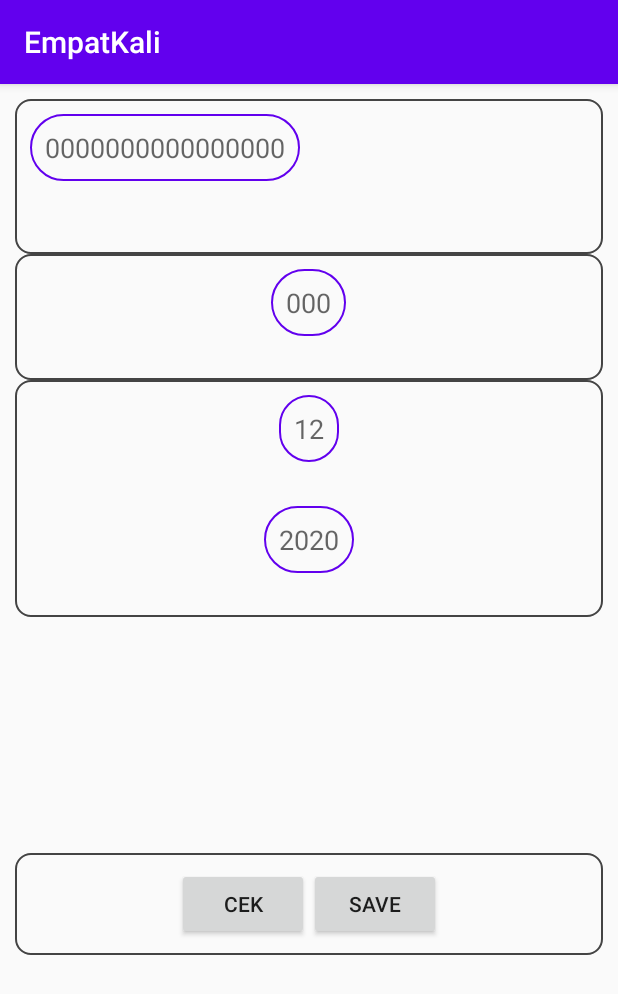
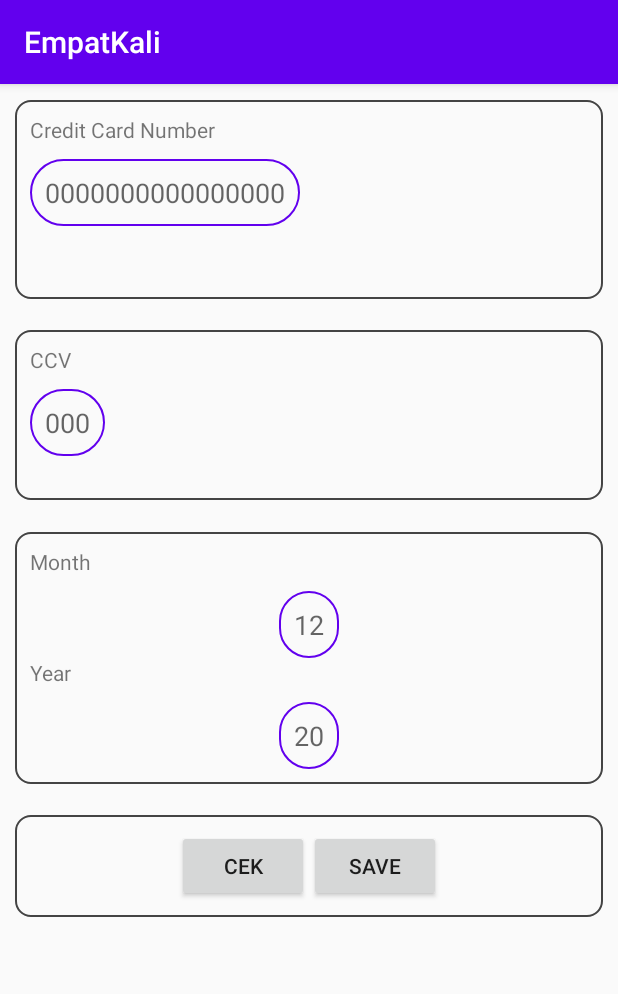
Before and after one commit to prog-ops/CreditCard, an Android app: the CreditCardActivity screen opened directly, with no data from a screen before it, on a phone screen of 412 x 824 dp. Shown: the top 994 px of the screen. Run offline under Robolectric (Android 15) with nearby library versions, the phone set to English and light mode, and no system bars; our stand-ins replace Room's generated code; plain views replace CreditCardForm.

```diff
--- a/app/src/main/res/layout/activity_credit_card.xml
+++ b/app/src/main/res/layout/activity_credit_card.xml
@@ -23,9 +23,16 @@
         android:background="@drawable/background_linear"
         android:orientation="vertical"
         android:padding="10dp"
+        app2:layout_constraintBottom_toTopOf="@+id/linear_ccv"
         app2:layout_constraintEnd_toEndOf="parent"
         app2:layout_constraintStart_toStartOf="parent"
         app2:layout_constraintTop_toTopOf="parent">
+
+        <TextView
+            android:layout_width="match_parent"
+            android:layout_height="wrap_content"
+            android:layout_marginBottom="10dp"
+            android:text="Credit Card Number" />
 
         <EditText
             android:id="@+id/EDIT_number"
@@ -46,10 +53,10 @@
         <!--VIEWMODEL WORKS FINE-->
         <TextView
             android:id="@+id/TV_number_viewmodel"
-            android:text=""
             android:layout_width="match_parent"
             android:layout_height="match_parent"
-            android:maxLength="16" />
+            android:maxLength="16"
+            android:text="" />
     </LinearLayout>
 
     <LinearLayout
@@ -58,12 +65,18 @@
         android:layout_height="wrap_content"
         android:layout_marginBottom="20dp"
         android:background="@drawable/background_linear"
-        android:gravity="center"
         android:orientation="vertical"
         android:padding="10dp"
+        app2:layout_constraintBottom_toTopOf="@+id/linear_expiry"
         app2:layout_constraintEnd_toEndOf="parent"
         app2:layout_constraintStart_toStartOf="parent"
         app2:layout_constraintTop_toBottomOf="@id/linear_number">
+
+        <TextView
+            android:layout_width="match_parent"
+            android:layout_height="wrap_content"
+            android:layout_marginBottom="10dp"
+            android:text="CCV" />
 
         <EditText
             android:id="@+id/EDIT_ccv"
@@ -94,9 +107,16 @@
         android:gravity="center"
         android:orientation="vertical"
         android:padding="10dp"
+        app2:layout_constraintBottom_toTopOf="@+id/linear_buttons"
         app2:layout_constraintEnd_toEndOf="parent"
         app2:layout_constraintStart_toStartOf="parent"
         app2:layout_constraintTop_toBottomOf="@id/linear_ccv">
+
+        <TextView
+            android:layout_width="match_parent"
+            android:layout_height="wrap_content"
+            android:layout_marginBottom="10dp"
+            android:text="Month" />
 
         <EditText
             android:id="@+id/EDIT_month"
@@ -108,15 +128,21 @@
             android:maxLength="2"
             android:padding="10dp" />
 
-        <TextView
+        <!--<TextView
             android:id="@+id/TV_expiry_date_month"
             android:layout_width="match_parent"
             android:layout_height="match_parent"
             android:layout_marginBottom="10dp"
-            android:maxLength="4"
+            android:maxLength="2"
             app2:layout_constraintEnd_toEndOf="parent"
             app2:layout_constraintStart_toStartOf="parent"
-            app2:layout_constraintTop_toBottomOf="@+id/TV_ccv" />
+            app2:layout_constraintTop_toBottomOf="@+id/TV_ccv" />-->
+
+        <TextView
+            android:layout_width="match_parent"
+            android:layout_height="wrap_content"
+            android:layout_marginBottom="10dp"
+            android:text="Year" />
 
         <EditText
             android:id="@+id/EDIT_year"
@@ -125,24 +151,21 @@
             android:background="@drawable/background_edit_text"
             android:hint="@string/expiry_date_year"
             android:inputType="number"
-            android:maxLength="4"
+            android:maxLength="2"
             android:padding="10dp" />
 
-        <TextView
+        <!--<TextView
             android:id="@+id/TV_expiry_date_year"
             android:layout_width="match_parent"
             android:layout_height="match_parent"
-            android:maxLength="4"
-            app2:layout_constraintEnd_toEndOf="parent"
-            app2:layout_constraintStart_toStartOf="parent"
-            app2:layout_constraintTop_toBottomOf="@+id/TV_expiry_date_month" />
+            android:maxLength="2" />-->
     </LinearLayout>
 
     <LinearLayout
         android:id="@+id/linear_buttons"
         android:layout_width="match_parent"
         android:layout_height="wrap_content"
-        android:layout_marginBottom="20dp"
+        android:layout_marginBottom="202dp"
         android:background="@drawable/background_linear"
         android:gravity="center"
         android:padding="10dp"
--- a/app/src/main/res/layout/item_layout.xml
+++ b/app/src/main/res/layout/item_layout.xml
@@ -6,8 +6,9 @@
     android:layout_height="match_parent">
 
     <LinearLayout
+        android:gravity="center"
         android:layout_width="match_parent"
-        android:layout_height="match_parent"
+        android:layout_height="wrap_content"
         android:orientation="vertical"
         app2:layout_constraintBottom_toBottomOf="parent"
         app2:layout_constraintEnd_toEndOf="parent"
--- a/app/src/main/res/values/strings.xml
+++ b/app/src/main/res/values/strings.xml
@@ -5,7 +5,7 @@
     <string name="title_notifications">Notifications</string>
     <string name="_0000_0000_0000_0000">0000000000000000</string>
     <string name="ccv">000</string>
-    <string name="expiry_date_year">2020</string>
+    <string name="expiry_date_year">20</string>
     <string name="expiry_date_month">12</string>
 
 
```
Also changed, not shown: app/src/main/java/com/example/empatkali/ui/facedetection/FaceDetectionActivity.java (+7 -6 lines), app/src/main/res/layout/activity_face_detection.xml (+14 -1 lines).
